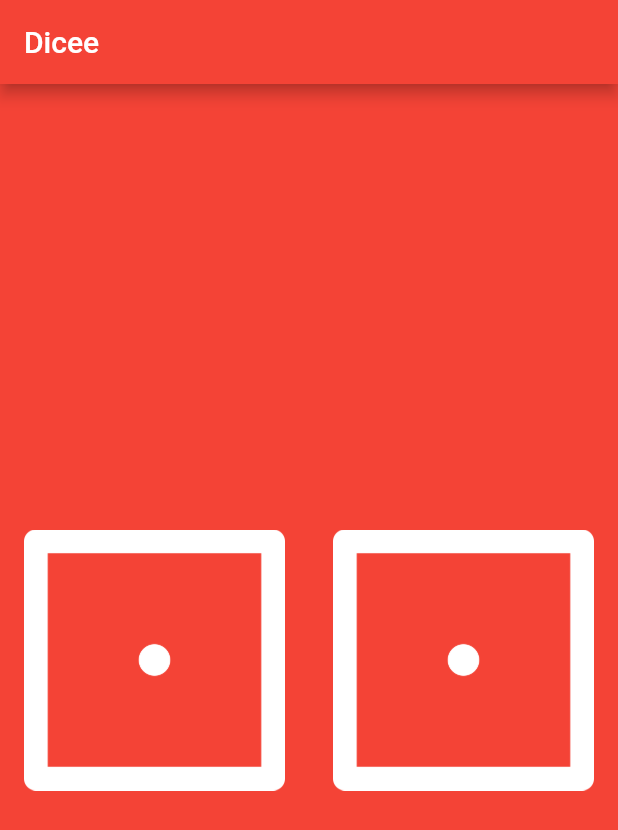
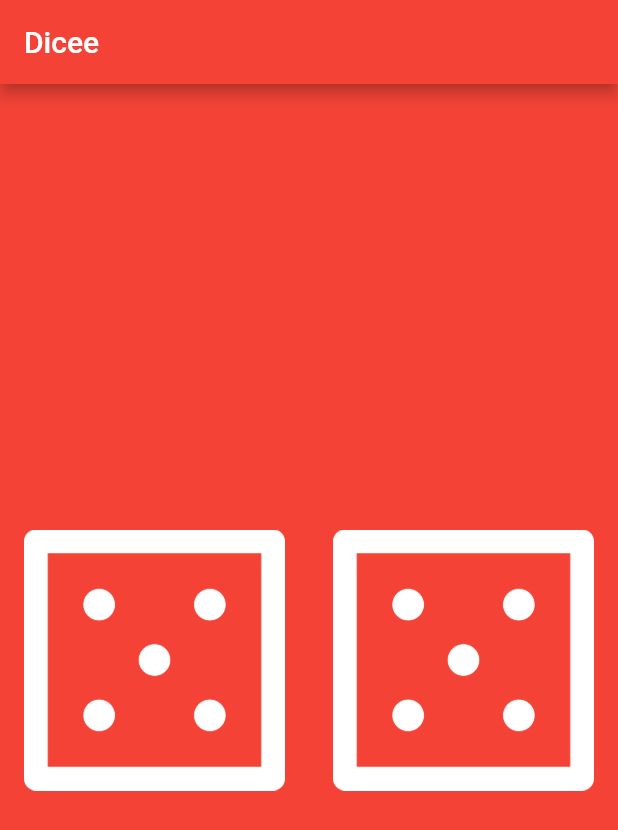
Before and after one commit to Sadat-Aerafin/Dice_App, a Flutter app: the screen it shows after launch, on a phone screen of 412 x 824 dp. Shown: the top 830 px of the screen. Run offline on Flutter 3.47's test engine with Material 2 defaults, Android fonts, the phone set to English and light mode, and no system bars.

Commit message:
third commit

```diff
--- a/lib/main.dart
+++ b/lib/main.dart
@@ -1,3 +1,4 @@
+import 'dart:math';
 import 'package:flutter/material.dart';
 
 void main() {
@@ -15,7 +16,15 @@
   );
 }
 
-class DicePage extends StatelessWidget {
+class DicePage extends StatefulWidget {
+  @override
+  _DicePageState createState() => _DicePageState();
+}
+
+int leftDiceNumber = 5;
+int rightDiceNumber = 5;
+
+class _DicePageState extends State<DicePage> {
   @override
   Widget build(BuildContext context) {
     return Center(
@@ -25,18 +34,22 @@
             flex: 1,
             child: FlatButton(
               onPressed: () {
-                print('left button has been pressed');
+                setState(() {
+                  leftDiceNumber = Random().nextInt(6) + 1;
+                });
               },
-              child: Image.asset('images/dice1.png'),
+              child: Image.asset('images/dice$leftDiceNumber.png'),
             ),
           ),
           Expanded(
             flex: 1,
             child: FlatButton(
-              onPressed: (){
-                print('right button has been pressed');
+              onPressed: () {
+                setState(() {
+                  rightDiceNumber = Random().nextInt(6) + 1;
+                });
               },
-              child: Image.asset('images/dice1.png'),
+              child: Image.asset('images/dice$rightDiceNumber.png'),
             ),
           ),
         ],
```
